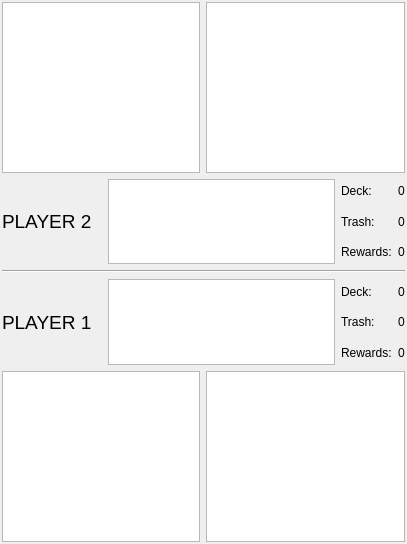
First picture: the form in board.ui, repository Latlante/CardsGame, before the edit.
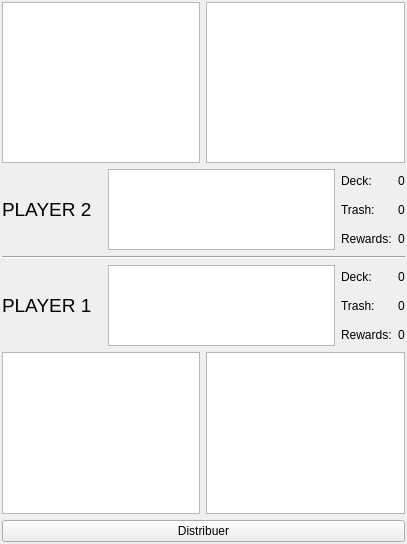
Second picture: the form after the edit.

```diff
--- a/board.ui
+++ b/board.ui
@@ -218,6 +218,13 @@
       </item>
      </layout>
     </item>
+    <item>
+     <widget class="QPushButton" name="pushButton_DrawCards">
+      <property name="text">
+       <string>Distribuer</string>
+      </property>
+     </widget>
+    </item>
    </layout>
   </widget>
  </widget>
```
